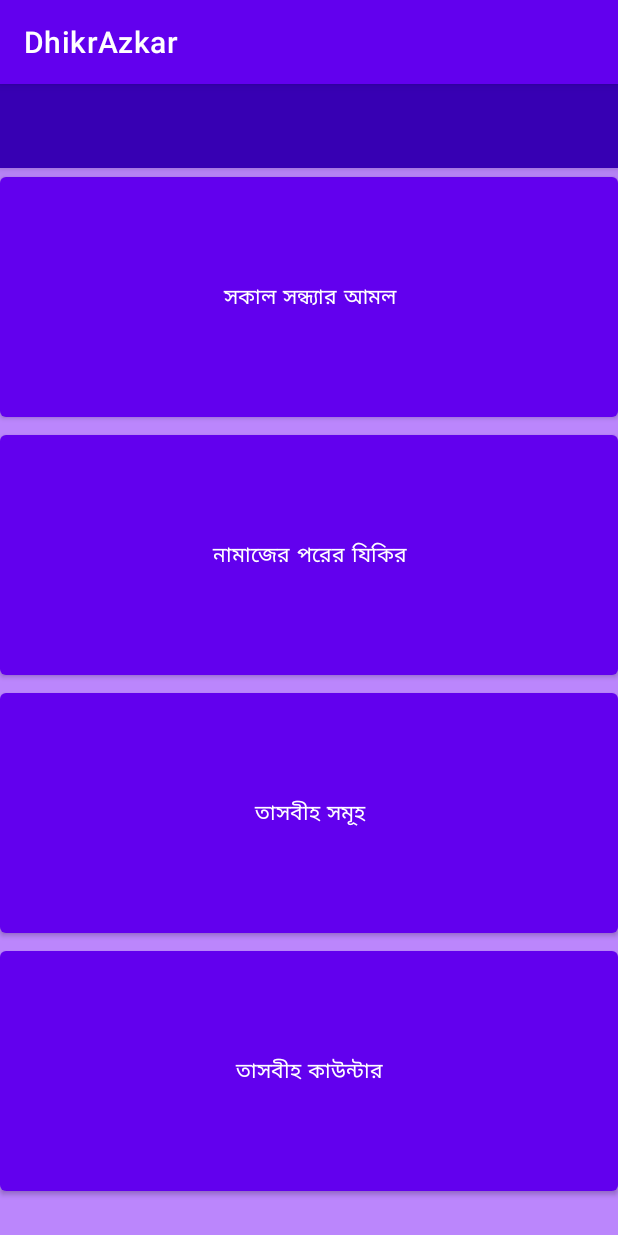
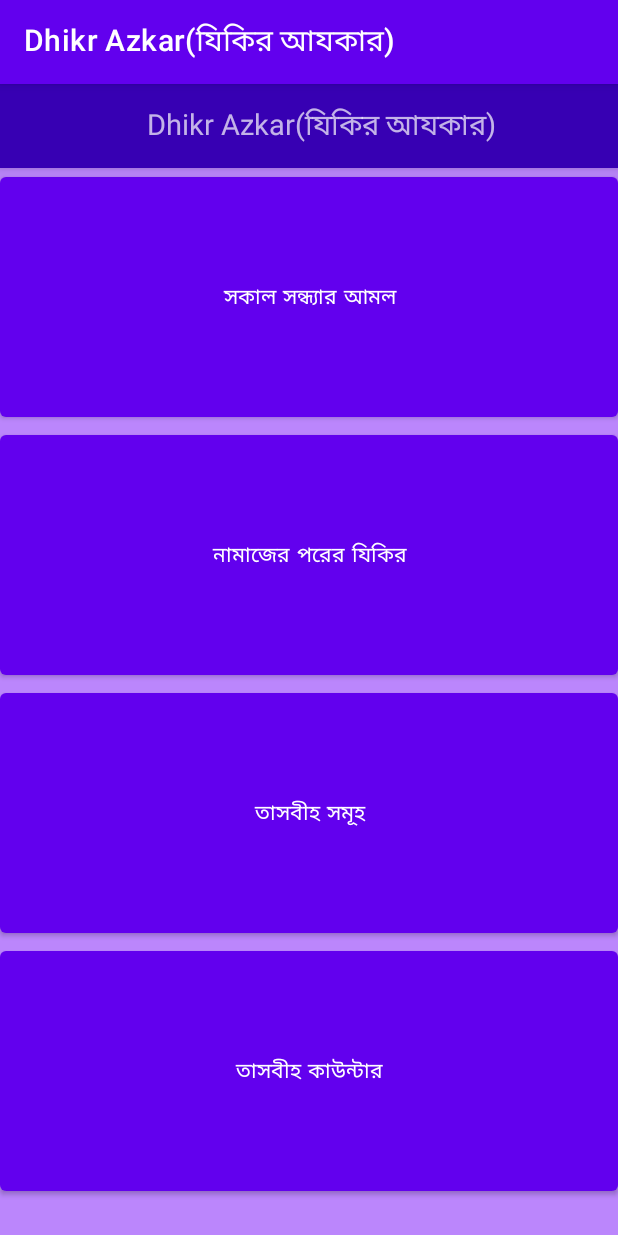
Before and after one commit to 5y573m3rr0r/DhikrAzkar, an Android app: the screen it shows after launch (MainActivity), on a phone screen of 412 x 824 dp. Run offline under Robolectric (Android 15) with nearby library versions, the phone set to English and light mode, and no system bars; 1 statement that could not run was skipped.

Commit message:
added small  changes

```diff
--- a/app/src/main/res/layout/activity_main.xml
+++ b/app/src/main/res/layout/activity_main.xml
@@ -9,7 +9,8 @@
 
     <include
         android:id="@+id/toolbar"
-        layout="@layout/toolbar" />
+        layout="@layout/toolbar"
+        />
 
     <Button
         android:id="@+id/sokalsondharamol_button"
--- a/app/src/main/res/layout/toolbar.xml
+++ b/app/src/main/res/layout/toolbar.xml
@@ -5,5 +5,11 @@
     android:background="@color/purple700"
     android:elevation="5dp"
     android:theme="@style/ThemeOverlay.AppCompat.Dark.ActionBar">
+    <TextView
+        android:gravity="center"
+        android:layout_width="match_parent"
+        android:layout_height="wrap_content"
+        android:textSize="19dp"
+        android:text="@string/app_name"/>
 
 </androidx.appcompat.widget.Toolbar>
--- a/app/src/main/res/values/strings.xml
+++ b/app/src/main/res/values/strings.xml
@@ -1,3 +1,3 @@
 <resources>
-    <string name="app_name">DhikrAzkar</string>
+    <string name="app_name">Dhikr Azkar(যিকির আযকার)</string>
 </resources>
```
